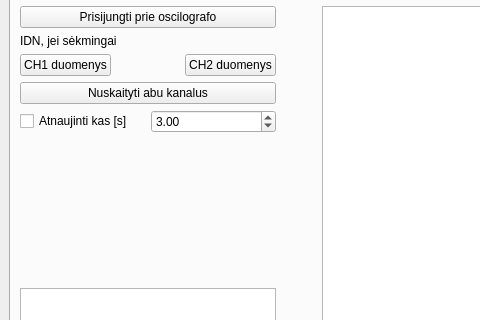
First picture: the form in UIfiles/GUIThread.ui, repository userIsTaken/TryUSB, before the edit; both pictures show x 0 to 480 and y 268 to 588 of the 960 by 818 pixel window.
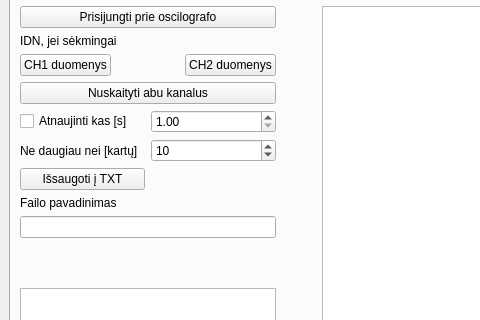
Second picture: the form after the edit. The open tabs and pages were chosen to show the change. Icons and pictures are not drawn. Custom widgets are drawn as their Qt base class.

```diff
--- a/UIfiles/GUIThread.ui
+++ b/UIfiles/GUIThread.ui
@@ -321,23 +321,47 @@
         </size>
        </property>
        <property name="currentIndex">
-        <number>1</number>
+        <number>0</number>
        </property>
        <widget class="QWidget" name="oscligraph_tab">
         <attribute name="title">
          <string>Oscilografas</string>
         </attribute>
-        <layout class="QGridLayout" name="gridLayout_11">
-         <item row="0" column="0">
           <layout class="QGridLayout" name="gridLayout_10">
-           <item row="0" column="0">
+         <item row="0" column="0" colspan="2">
             <widget class="QPushButton" name="connectToOscilograph_button">
              <property name="text">
               <string>Prisijungti prie oscilografo</string>
              </property>
             </widget>
            </item>
-           <item row="1" column="0">
+         <item row="0" column="2">
+          <spacer name="horizontalSpacer_10">
+           <property name="orientation">
+            <enum>Qt::Horizontal</enum>
+           </property>
+           <property name="sizeType">
+            <enum>QSizePolicy::Fixed</enum>
+           </property>
+           <property name="sizeHint" stdset="0">
+            <size>
+             <width>40</width>
+             <height>20</height>
+            </size>
+           </property>
+          </spacer>
+         </item>
+         <item row="0" column="3" rowspan="9">
+          <widget class="PlotWidget" name="dataViewWidget">
+           <property name="minimumSize">
+            <size>
+             <width>450</width>
+             <height>320</height>
+            </size>
+           </property>
+          </widget>
+         </item>
+         <item row="1" column="0" colspan="2">
             <layout class="QGridLayout" name="gridLayout_8">
              <item row="0" column="0" colspan="3">
               <widget class="QLabel" name="idn_label_oscilograph">
@@ -390,7 +414,7 @@
              </item>
             </layout>
            </item>
-           <item row="2" column="0">
+         <item row="2" column="0" colspan="2">
             <layout class="QGridLayout" name="gridLayout_9">
              <item row="0" column="0" colspan="2">
               <widget class="QPushButton" name="getDatafromBothChannels_button">
@@ -408,14 +432,51 @@
              </item>
              <item row="1" column="1">
               <widget class="QDoubleSpinBox" name="secondsToWait">
+             <property name="minimum">
+              <double>1.000000000000000</double>
+             </property>
                <property name="value">
-                <double>3.000000000000000</double>
+              <double>1.000000000000000</double>
                </property>
               </widget>
              </item>
             </layout>
            </item>
            <item row="3" column="0">
+          <widget class="QLabel" name="label_3">
+           <property name="text">
+            <string>Ne daugiau nei [kartų]</string>
+           </property>
+          </widget>
+         </item>
+         <item row="3" column="1">
+          <widget class="QSpinBox" name="noMoreThanTimes_oscilograph">
+           <property name="minimum">
+            <number>1</number>
+           </property>
+           <property name="value">
+            <number>10</number>
+           </property>
+          </widget>
+         </item>
+         <item row="4" column="0">
+          <widget class="QPushButton" name="saveToTXTbutton">
+           <property name="text">
+            <string>Išsaugoti į TXT</string>
+           </property>
+          </widget>
+         </item>
+         <item row="5" column="0">
+          <widget class="QLabel" name="label_4">
+           <property name="text">
+            <string>Failo pavadinimas</string>
+           </property>
+          </widget>
+         </item>
+         <item row="6" column="0" colspan="2">
+          <widget class="QLineEdit" name="textForTXTName"/>
+         </item>
+         <item row="7" column="0">
             <spacer name="verticalSpacer_2">
              <property name="orientation">
               <enum>Qt::Vertical</enum>
@@ -423,46 +484,18 @@
              <property name="sizeHint" stdset="0">
               <size>
                <width>20</width>
-               <height>70</height>
+             <height>18</height>
               </size>
              </property>
             </spacer>
            </item>
-           <item row="4" column="0">
+         <item row="8" column="0" colspan="2">
             <widget class="QPlainTextEdit" name="plainConfigOscilograph">
              <property name="sizePolicy">
               <sizepolicy hsizetype="Preferred" vsizetype="Expanding">
                <horstretch>0</horstretch>
                <verstretch>0</verstretch>
               </sizepolicy>
-             </property>
-            </widget>
-           </item>
-          </layout>
-         </item>
-         <item row="0" column="1">
-          <spacer name="horizontalSpacer_10">
-           <property name="orientation">
-            <enum>Qt::Horizontal</enum>
-           </property>
-           <property name="sizeType">
-            <enum>QSizePolicy::Fixed</enum>
-           </property>
-           <property name="sizeHint" stdset="0">
-            <size>
-             <width>40</width>
-             <height>20</height>
-            </size>
-           </property>
-          </spacer>
-         </item>
-         <item row="0" column="2">
-          <widget class="PlotWidget" name="dataViewWidget">
-           <property name="minimumSize">
-            <size>
-             <width>450</width>
-             <height>320</height>
-            </size>
            </property>
           </widget>
          </item>
```
Lines whose indentation alone changed are shown as unchanged.
